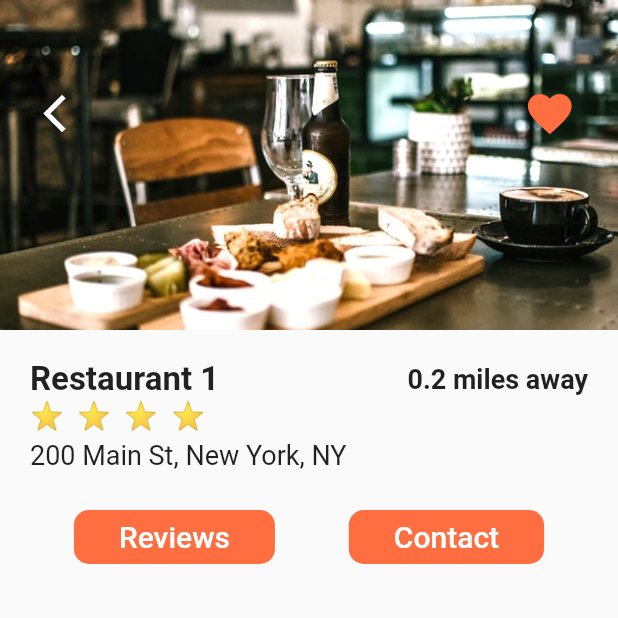
After one commit to giovapanasiti/food_delivery_app, a Flutter app: the screen it shows after launch, after a tap on "Restaurant 1", on a phone screen of 412 x 824 dp, the top half of it. The commit adds this screen. Run offline on Flutter 3.47's test engine with Material 2 defaults, Android fonts, the phone set to English and light mode, and no system bars.

Commit message:
🍽️ add restaurants

```diff
--- /dev/null
+++ b/lib/screens/restaurant_screen.dart
@@ -0,0 +1,115 @@
+import 'package:flutter/material.dart';
+import 'package:flutter_food_delivery_ui/models/restaurant.dart';
+import 'package:flutter_food_delivery_ui/widgets/rating_stars.dart';
+
+class RestaurantScreen extends StatefulWidget {
+  final Restaurant restaurant;
+
+  RestaurantScreen({this.restaurant});
+
+  @override
+  _RestaurantScreenState createState() => _RestaurantScreenState();
+}
+
+class _RestaurantScreenState extends State<RestaurantScreen> {
+  @override
+  Widget build(BuildContext context) {
+    return Scaffold(
+      body: Column(
+        children: <Widget>[
+          Stack(
+            children: <Widget>[
+              Hero(
+                tag: widget.restaurant.imageUrl, //unique identifier
+                child: Image(
+                  image: AssetImage(widget.restaurant.imageUrl),
+                  height: 220.0,
+                  width: MediaQuery.of(context).size.width,
+                  fit: BoxFit.cover,
+                ),
+              ),
+              Padding(
+                padding: EdgeInsets.symmetric(horizontal: 20.0, vertical: 50.0),
+                child: Row(
+                  mainAxisAlignment: MainAxisAlignment.spaceBetween,
+                  children: <Widget>[
+                    IconButton(
+                      icon: Icon(Icons.arrow_back_ios),
+                      color: Colors.white,
+                      iconSize: 30.0,
+                      onPressed: () => Navigator.pop(context),
+                    ),
+                    IconButton(
+                      icon: Icon(Icons.favorite),
+                      color: Theme.of(context).primaryColor,
+                      iconSize: 35.0,
+                      onPressed: () {},
+                    )
+                  ],
+                ),
+              ),
+            ],
+          ),
+          Padding(
+            padding: EdgeInsets.all(20.0),
+            child: Column(
+              crossAxisAlignment: CrossAxisAlignment.start,
+              children: <Widget>[
+                Row(
+                  mainAxisAlignment: MainAxisAlignment.spaceBetween,
+                  children: <Widget>[
+                    Text(
+                      widget.restaurant.name,
+                      style: TextStyle(
+                          fontSize: 22.0, fontWeight: FontWeight.w600),
+                    ),
+                    Text(
+                      '0.2 miles away',
+                      style: TextStyle(
+                          fontSize: 18.0, fontWeight: FontWeight.w600),
+                    )
+                  ],
+                ),
+                RatingStars(widget.restaurant.rating),
+                SizedBox(height: 6.0),
+                Text(
+                  widget.restaurant.address,
+                  style: TextStyle(
+                    fontSize: 18.0,
+                  ),
+                )
+              ],
+            ),
+          ),
+          Row(
+            mainAxisAlignment: MainAxisAlignment.spaceEvenly,
+            children: <Widget>[
+              FlatButton(
+                padding: EdgeInsets.symmetric(horizontal: 30.0),
+                color: Theme.of(context).primaryColor,
+                onPressed: () {},
+                child: Text(
+                  'Reviews',
+                  style: TextStyle(color: Colors.white, fontSize: 20.0),
+                ),
+                shape: RoundedRectangleBorder(
+                    borderRadius: BorderRadius.circular(10.0)),
+              ),
+              FlatButton(
+                padding: EdgeInsets.symmetric(horizontal: 30.0),
+                color: Theme.of(context).primaryColor,
+                onPressed: () {},
+                child: Text(
+                  'Contact',
+                  style: TextStyle(color: Colors.white, fontSize: 20.0),
+                ),
+                shape: RoundedRectangleBorder(
+                    borderRadius: BorderRadius.circular(10.0)),
+              )
+            ],
+          )
+        ],
+      ),
+    );
+  }
+}
--- a/lib/widgets/nearby_restaurants.dart
+++ b/lib/widgets/nearby_restaurants.dart
@@ -1,75 +1,20 @@
 import 'package:flutter/material.dart';
+import 'package:flutter_food_delivery_ui/screens/restaurant_screen.dart';
+import 'package:flutter_food_delivery_ui/widgets/restaurant_row.dart';
 
 import '../data/data.dart';
-import '../data/data.dart';
-import '../data/data.dart';
-import '../data/data.dart';
-import '../data/data.dart';
 import '../models/restaurant.dart';
-import 'rating_stars.dart';
 
 class NearbyRestaurants extends StatelessWidget {
-  _buildRestaurants() {
+  _buildRestaurants(BuildContext context) {
     List<Widget> restaurantList = [];
     restaurants.forEach((Restaurant restaurant) {
-      restaurantList.add(
-        Container(
-          decoration: BoxDecoration(
-              borderRadius: BorderRadius.circular(15.0),
-              color: Colors.white,
-              border: Border.all(width: 1.0, color: Colors.grey[200])),
-          margin: EdgeInsets.symmetric(horizontal: 20.0, vertical: 10.0),
-          child: Row(
-            children: <Widget>[
-              ClipRRect(
-                borderRadius: BorderRadius.circular(15.0),
-                child: Image(
-                    width: 150.0,
-                    height: 150.0,
-                    fit: BoxFit.cover,
-                    image: AssetImage(restaurant.imageUrl)),
-              ),
-              Container(
-                margin: EdgeInsets.all(12.0),
-                child: Column(
-                  mainAxisAlignment: MainAxisAlignment.center,
-                  crossAxisAlignment: CrossAxisAlignment.start,
-                  children: <Widget>[
-                    Text(
-                      restaurant.name,
-                      style: TextStyle(
-                          fontSize: 20.0, fontWeight: FontWeight.bold),
-                      overflow: TextOverflow.ellipsis,
-                    ),
-                    SizedBox(
-                      height: 4.0,
-                    ),
-                    RatingStars(restaurant.rating),
-                    SizedBox(
-                      height: 4.0,
-                    ),
-                    Text(
-                      restaurant.address,
-                      style: TextStyle(
-                          fontSize: 13.0, fontWeight: FontWeight.w600),
-                      overflow: TextOverflow.ellipsis,
-                    ),
-                    SizedBox(
-                      height: 4.0,
-                    ),
-                    Text(
-                      '0.2 miles away',
-                      style: TextStyle(
-                          fontSize: 13.0, fontWeight: FontWeight.w600),
-                      overflow: TextOverflow.ellipsis,
-                    )
-                  ],
-                ),
-              )
-            ],
-          ),
-        ),
-      );
+      restaurantList.add(GestureDetector(
+          onTap: () => Navigator.push(
+              context,
+              MaterialPageRoute(
+                  builder: (_) => RestaurantScreen(restaurant: restaurant))),
+          child: RestaurantRow(restaurant)));
     });
     return Column(
       children: restaurantList,
@@ -91,11 +36,10 @@ class NearbyRestaurants extends StatelessWidget {
                 letterSpacing: 1.2),
           ),
         ),
-        _buildRestaurants()
+        _buildRestaurants(context)
       ],
     );
   }
 }
 
-class RatingStart {
-}
+class RatingStart {}
--- /dev/null
+++ b/lib/widgets/restaurant_row.dart
@@ -0,0 +1,69 @@
+import 'package:flutter/material.dart';
+import 'package:flutter_food_delivery_ui/models/restaurant.dart';
+import 'rating_stars.dart';
+
+class RestaurantRow extends StatelessWidget {
+  final Restaurant restaurant;
+
+  const RestaurantRow(this.restaurant);
+
+  @override
+  Widget build(BuildContext context) {
+    return Container(
+      decoration: BoxDecoration(
+          borderRadius: BorderRadius.circular(15.0),
+          color: Colors.white,
+          border: Border.all(width: 1.0, color: Colors.grey[200])),
+      margin: EdgeInsets.symmetric(horizontal: 20.0, vertical: 10.0),
+      child: Row(
+        children: <Widget>[
+          ClipRRect(
+            borderRadius: BorderRadius.circular(15.0),
+            child: Hero( //wrapping both images in the hero widget and giving both of them the same tag will make it animate
+              tag: restaurant.imageUrl, //we need a unique id to animate it
+              child: Image(
+                  width: 150.0,
+                  height: 150.0,
+                  fit: BoxFit.cover,
+                  image: AssetImage(restaurant.imageUrl)),
+            ),
+          ),
+          Container(
+            margin: EdgeInsets.all(12.0),
+            child: Column(
+              mainAxisAlignment: MainAxisAlignment.center,
+              crossAxisAlignment: CrossAxisAlignment.start,
+              children: <Widget>[
+                Text(
+                  restaurant.name,
+                  style: TextStyle(fontSize: 20.0, fontWeight: FontWeight.bold),
+                  overflow: TextOverflow.ellipsis,
+                ),
+                SizedBox(
+                  height: 4.0,
+                ),
+                RatingStars(restaurant.rating),
+                SizedBox(
+                  height: 4.0,
+                ),
+                Text(
+                  restaurant.address,
+                  style: TextStyle(fontSize: 13.0, fontWeight: FontWeight.w600),
+                  overflow: TextOverflow.ellipsis,
+                ),
+                SizedBox(
+                  height: 4.0,
+                ),
+                Text(
+                  '0.2 miles away',
+                  style: TextStyle(fontSize: 13.0, fontWeight: FontWeight.w600),
+                  overflow: TextOverflow.ellipsis,
+                )
+              ],
+            ),
+          )
+        ],
+      ),
+    );
+  }
+}
```
